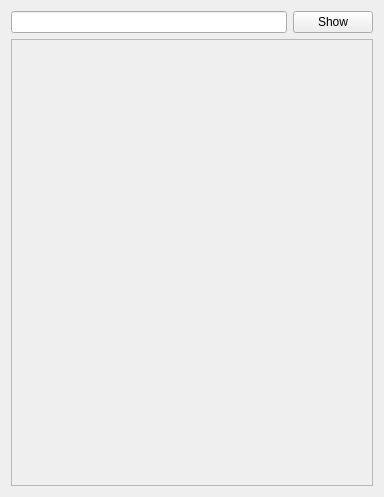
The window that mainwindow.ui (q5sys/qt5fontbrowser) describes before a commit, drawn with Qt 5.
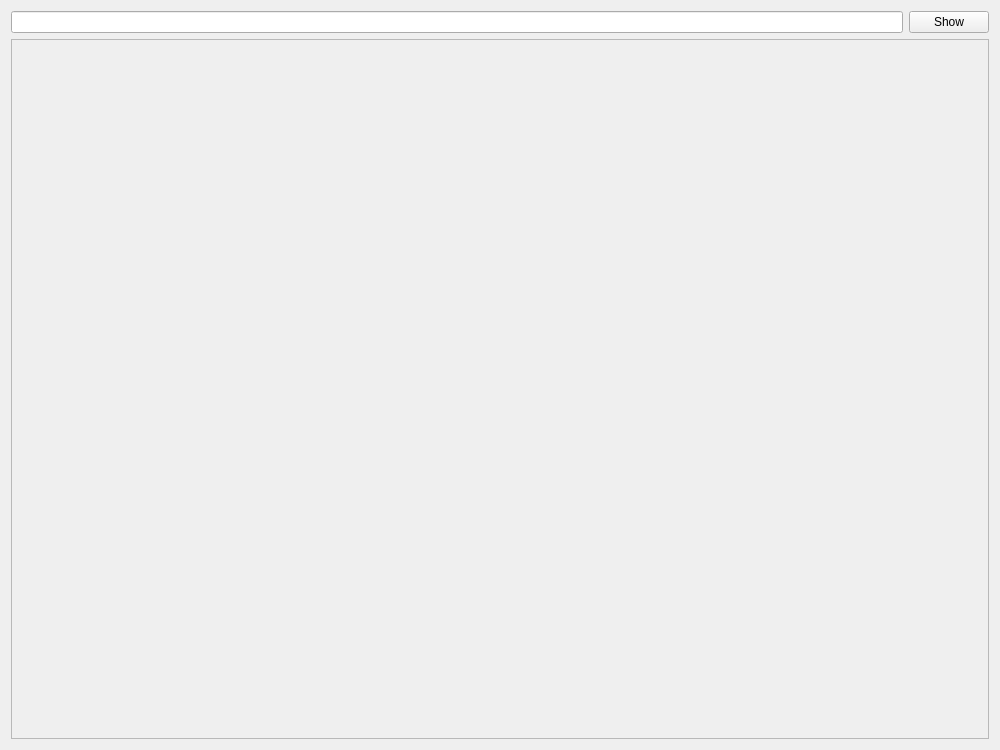
The same window after the commit.

The edit to the form file:
```diff
--- a/mainwindow.ui
+++ b/mainwindow.ui
@@ -6,8 +6,8 @@
    <rect>
     <x>0</x>
     <y>0</y>
-    <width>384</width>
-    <height>497</height>
+    <width>1000</width>
+    <height>750</height>
    </rect>
   </property>
   <property name="windowTitle">
@@ -36,6 +36,12 @@
       </item>
       <item>
        <widget class="QScrollArea" name="scrollArea">
+        <property name="sizePolicy">
+         <sizepolicy hsizetype="Minimum" vsizetype="Expanding">
+          <horstretch>0</horstretch>
+          <verstretch>0</verstretch>
+         </sizepolicy>
+        </property>
         <property name="widgetResizable">
          <bool>true</bool>
         </property>
@@ -44,8 +50,8 @@
           <rect>
            <x>0</x>
            <y>0</y>
-           <width>362</width>
-           <height>436</height>
+           <width>960</width>
+           <height>643</height>
           </rect>
          </property>
          <layout class="QVBoxLayout" name="verticalLayout_3">
```
